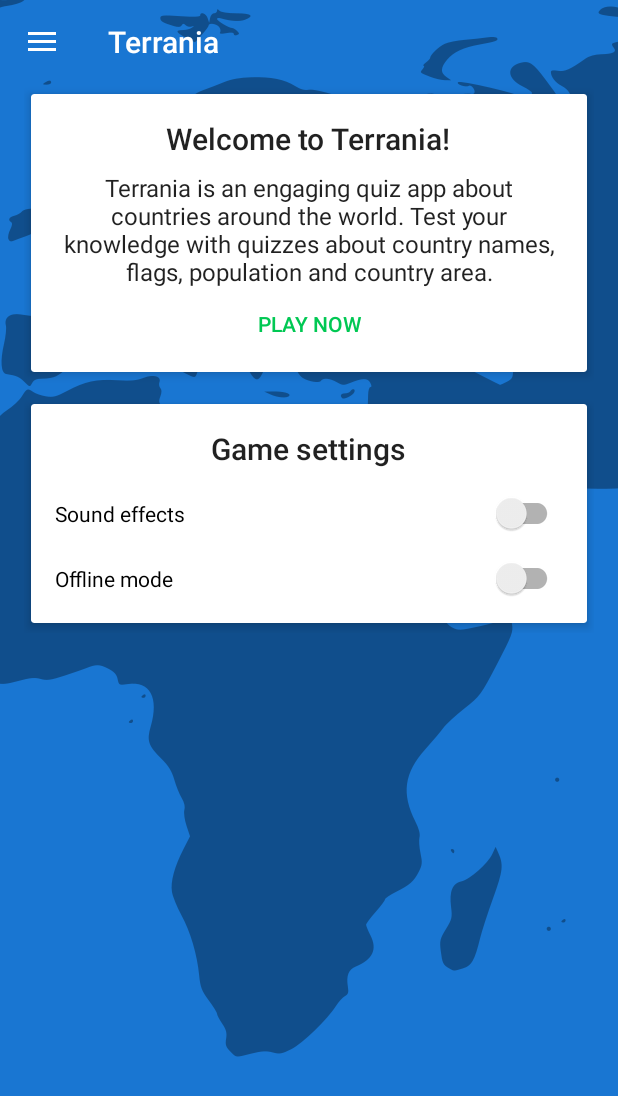
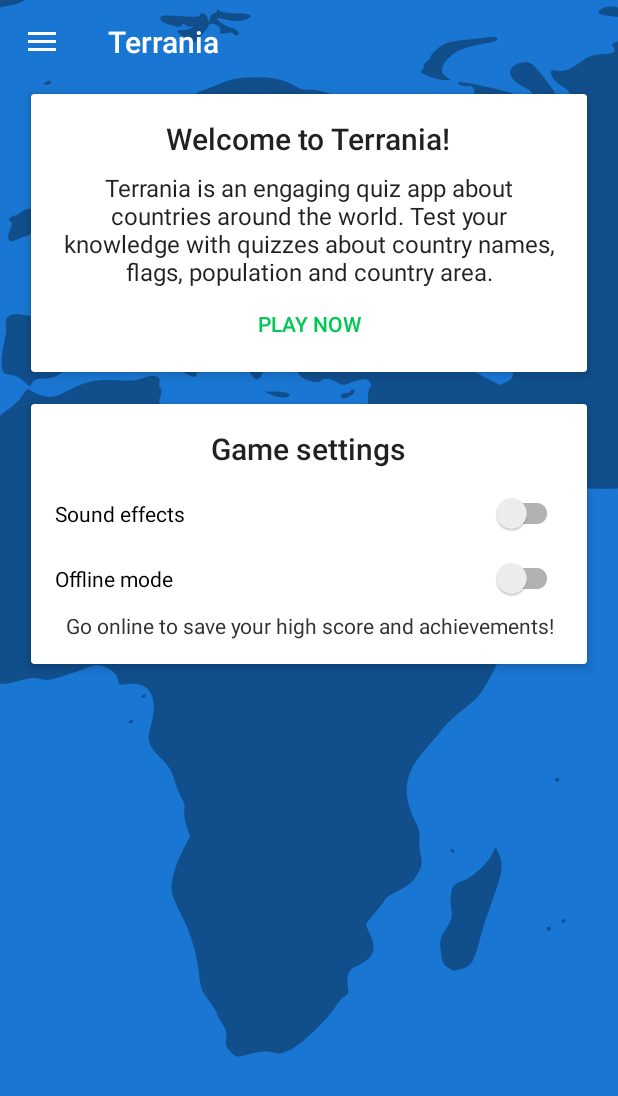
Before and after one commit to abn-volk/Terrania, an Android app: the screen it shows after launch (MainActivity), on a phone screen of 412 x 824 dp. Shown: the top 1096 px of the screen. Run offline under Robolectric (Android 15) with nearby library versions, the phone set to English and light mode, and no system bars; our stand-ins replace ButterKnife, Picasso; pictures from the network do not load; 2 statements that could not run were skipped.

Commit message:
Responsive design for Home and disable offline leaderboards/achievements

```diff
--- a/app/src/main/java/net/volangvang/terrania/play/GameActivity.java
+++ b/app/src/main/java/net/volangvang/terrania/play/GameActivity.java
@@ -5,6 +5,7 @@ import android.content.Intent;
 import android.content.SharedPreferences;
 import android.content.res.AssetFileDescriptor;
 import android.media.MediaPlayer;
+import android.os.Build;
 import android.os.Bundle;
 import android.preference.PreferenceManager;
 import android.support.annotation.NonNull;
@@ -139,13 +140,28 @@ public class GameActivity extends AppCompatActivity implements GoogleApiClient.C
     public void onWindowFocusChanged(boolean hasFocus) {
         super.onWindowFocusChanged(hasFocus);
         if (hasFocus) {
-            decorView.setSystemUiVisibility(
+            if (Build.VERSION.SDK_INT >= Build.VERSION_CODES.KITKAT) {
+                decorView.setSystemUiVisibility(
                     View.SYSTEM_UI_FLAG_LAYOUT_STABLE
                             | View.SYSTEM_UI_FLAG_LAYOUT_HIDE_NAVIGATION
                             | View.SYSTEM_UI_FLAG_LAYOUT_FULLSCREEN
                             | View.SYSTEM_UI_FLAG_HIDE_NAVIGATION
                             | View.SYSTEM_UI_FLAG_FULLSCREEN
-                            | View.SYSTEM_UI_FLAG_IMMERSIVE_STICKY);}
+                            | View.SYSTEM_UI_FLAG_IMMERSIVE_STICKY);
+            }
+            else if (Build.VERSION.SDK_INT >= Build.VERSION_CODES.JELLY_BEAN) {
+                decorView.setSystemUiVisibility(
+                    View.SYSTEM_UI_FLAG_LAYOUT_STABLE
+                            | View.SYSTEM_UI_FLAG_LAYOUT_HIDE_NAVIGATION
+                            | View.SYSTEM_UI_FLAG_LAYOUT_FULLSCREEN
+                            | View.SYSTEM_UI_FLAG_HIDE_NAVIGATION
+                            | View.SYSTEM_UI_FLAG_FULLSCREEN);
+            }
+            else {
+                decorView.setSystemUiVisibility(
+                    View.SYSTEM_UI_FLAG_HIDE_NAVIGATION);
+            }
+        }
     }
 
     public Single<Integer> answer(final int index) {
@@ -157,11 +173,11 @@ public class GameActivity extends AppCompatActivity implements GoogleApiClient.C
                     public void accept(@io.reactivex.annotations.NonNull Answer answer) throws Exception {
                         if (answer.getCorrect_answer() == index) {
                             fragment.bumpScore();
-                            if (googleApiClient != null && googleApiClient.isConnected()) {
+                            if (!isLocal && googleApiClient != null && googleApiClient.isConnected()) {
                                 Games.Achievements.increment(googleApiClient, getString(R.string.achievement_a_thousand_miles), 1);
                             }
                         } else {
-                            if (googleApiClient != null && googleApiClient.isConnected()) {
+                            if (!isLocal && googleApiClient != null && googleApiClient.isConnected()) {
                                 // Baby steps - first wrong answer
                                 Games.Achievements.unlock(googleApiClient, getString(R.string.achievement_baby_steps));
                             }
@@ -252,7 +268,7 @@ public class GameActivity extends AppCompatActivity implements GoogleApiClient.C
             if (question.getQuestion().getData() == null) {
                 // Completed
                 completed = true;
-                if (googleApiClient != null && googleApiClient.isConnected()) {
+                if (!isLocal && googleApiClient != null && googleApiClient.isConnected()) {
                     // Unlock First timer - Play the first game
                     Games.Achievements.unlock(googleApiClient, getString(R.string.achievement_first_timer));
                     if (fragment.getScore() == 195 && fragment.getMode().contains("flag")) {
@@ -263,7 +279,7 @@ public class GameActivity extends AppCompatActivity implements GoogleApiClient.C
                     Games.Achievements.increment(googleApiClient, getString(R.string.achievement_obsessed), 1);
                 }
                 int score = fragment.getScore();
-                if (googleApiClient != null && googleApiClient.isConnected()) {
+                if (!isLocal && googleApiClient != null && googleApiClient.isConnected()) {
                     int leaderboardId = -1;
                     switch (fragment.getMode()) {
                         case "country2flag":
--- /dev/null
+++ b/app/src/main/res/layout-w600dp-land/fragment_home.xml
@@ -0,0 +1,212 @@
+<?xml version="1.0" encoding="utf-8"?>
+<android.support.v4.widget.NestedScrollView
+    xmlns:android="http://schemas.android.com/apk/res/android"
+    android:layout_width="match_parent"
+    android:layout_height="match_parent"
+    xmlns:app="http://schemas.android.com/apk/res-auto"
+    xmlns:tools="http://schemas.android.com/tools"
+    tools:background="@color/colorPrimary"
+    app:layout_behavior="@string/appbar_scrolling_view_behavior">
+    <LinearLayout
+        android:layout_width="match_parent"
+        android:layout_height="wrap_content"
+        android:paddingLeft="@dimen/activity_horizontal_margin_2"
+        android:paddingRight="@dimen/activity_horizontal_margin_2"
+        android:paddingBottom="@dimen/activity_vertical_margin"
+        android:orientation="horizontal">
+        <LinearLayout
+            android:layout_width="0dp"
+            android:layout_height="match_parent"
+            android:layout_weight="1"
+            android:orientation="vertical">
+            <android.support.v7.widget.CardView
+                android:layout_width="match_parent"
+                android:layout_height="wrap_content"
+                android:layout_marginBottom="8dp"
+                app:cardElevation="4dp"
+                app:cardUseCompatPadding="true">
+                <LinearLayout
+                    android:layout_width="match_parent"
+                    android:layout_height="wrap_content"
+                    android:orientation="vertical"
+                    android:gravity="center"
+                    android:paddingTop="16dp"
+                    android:paddingBottom="8dp"
+                    android:paddingLeft="16dp"
+                    android:paddingRight="16dp">
+                    <TextView
+                        android:layout_width="wrap_content"
+                        android:layout_height="wrap_content"
+                        android:text="@string/msg_welcome_terrania"
+                        android:gravity="center"
+                        android:paddingBottom="8dp"
+                        android:textAppearance="@style/TextAppearance.AppCompat.Title"/>
+                    <TextView
+                        android:layout_width="wrap_content"
+                        android:layout_height="wrap_content"
+                        android:gravity="center"
+                        android:textAppearance="@style/TextAppearance.AppCompat.Subhead"
+                        android:text="@string/msg_welcome_details"/>
+                    <Button
+                        android:id="@+id/btn_play_now"
+                        android:layout_width="match_parent"
+                        android:layout_height="wrap_content"
+                        android:text="@string/btn_play_now"
+                        android:layout_gravity="center"
+                        style="@style/Widget.AppCompat.Button.Borderless"
+                        android:textColor="@color/colorAccent"/>
+                </LinearLayout>
+            </android.support.v7.widget.CardView>
+
+            <android.support.v7.widget.CardView
+                android:id="@+id/layout_not_signed_in"
+                android:layout_width="match_parent"
+                android:layout_height="wrap_content"
+                android:layout_marginBottom="8dp"
+                app:cardElevation="4dp"
+                app:cardUseCompatPadding="true"
+                android:visibility="gone"
+                tools:visibility="visible">
+
+                <LinearLayout
+                    android:layout_width="match_parent"
+                    android:layout_height="wrap_content"
+                    android:gravity="center"
+                    android:orientation="vertical"
+                    android:paddingBottom="16dp"
+                    android:paddingLeft="16dp"
+                    android:paddingRight="16dp"
+                    android:paddingTop="16dp">
+
+                    <TextView
+                        android:layout_width="wrap_content"
+                        android:layout_height="wrap_content"
+                        android:gravity="center"
+                        android:text="@string/msg_not_signed_in"
+                        android:textAppearance="@style/TextAppearance.AppCompat.Title" />
+
+                    <TextView
+                        android:layout_width="wrap_content"
+                        android:layout_height="wrap_content"
+                        android:gravity="center"
+                        android:text="@string/msg_sign_in_details"
+                        android:textAppearance="@style/TextAppearance.AppCompat.Subhead" />
+
+                    <com.google.android.gms.common.SignInButton
+                        android:id="@+id/btn_sign_in"
+                        android:layout_width="wrap_content"
+                        android:layout_height="wrap_content"
+                        android:layout_gravity="center"
+                        android:layout_marginTop="8dp"
+                        app:buttonSize="wide"
+                        app:colorScheme="dark" />
+                </LinearLayout>
+            </android.support.v7.widget.CardView>
+        </LinearLayout>
+        <LinearLayout
+            android:layout_width="0dp"
+            android:layout_height="match_parent"
+            android:layout_weight="1"
+            android:orientation="vertical">
+            <android.support.v7.widget.CardView
+                android:id="@+id/layout_signed_in"
+                android:layout_width="match_parent"
+                android:layout_height="wrap_content"
+                android:visibility="gone"
+                app:cardElevation="4dp"
+                app:cardUseCompatPadding="true"
+                tools:visibility="visible">
+                <LinearLayout
+                    android:layout_width="match_parent"
+                    android:layout_height="wrap_content"
+                    android:orientation="vertical"
+                    android:paddingTop="16dp"
+                    android:paddingBottom="8dp"
+                    android:paddingLeft="16dp"
+                    android:paddingRight="16dp"
+                    android:gravity="center">
+                    <TextView
+                        android:id="@+id/text_signed_in"
+                        android:layout_width="wrap_content"
+                        android:layout_height="wrap_content"
+                        android:text="@string/msg_signed_in"
+                        android:gravity="center"
+                        android:paddingBottom="8dp"
+                        android:textAppearance="@style/TextAppearance.AppCompat.Title"/>
+                    <Button
+                        android:id="@+id/btn_achievements"
+                        android:layout_width="match_parent"
+                        android:layout_height="wrap_content"
+                        android:text="@string/btn_achievements"
+                        android:layout_gravity="center"
+                        style="@style/Widget.AppCompat.Button.Borderless"
+                        android:textColor="@color/colorAccent"/>
+                    <Button
+                        android:id="@+id/btn_leaderboards"
+                        android:layout_width="match_parent"
+                        android:layout_height="wrap_content"
+                        android:text="@string/btn_leaderboards"
+                        android:layout_gravity="center"
+                        style="@style/Widget.AppCompat.Button.Borderless"
+                        android:textColor="@color/colorAccent"/>
+                    <Button
+                        android:id="@+id/btn_sign_out"
+                        android:layout_width="match_parent"
+                        android:layout_height="wrap_content"
+                        android:text="@string/btn_sign_out"
+                        android:layout_gravity="center"
+                        style="@style/Widget.AppCompat.Button.Borderless"
+                        android:textColor="@color/colorAccent"/>
+                </LinearLayout>
+            </android.support.v7.widget.CardView>
+
+            <android.support.v7.widget.CardView
+                android:id="@+id/layout_settings"
+                android:layout_width="match_parent"
+                android:layout_height="wrap_content"
+                app:cardElevation="4dp"
+                app:cardUseCompatPadding="true">
+                <LinearLayout
+                    android:layout_width="match_parent"
+                    android:layout_height="wrap_content"
+                    android:orientation="vertical"
+                    android:paddingTop="16dp"
+                    android:paddingBottom="8dp"
+                    android:paddingLeft="16dp"
+                    android:paddingRight="16dp"
+                    android:gravity="center">
+                    <TextView
+                        android:layout_width="wrap_content"
+                        android:layout_height="wrap_content"
+                        android:text="@string/msg_settings"
+                        android:gravity="center"
+                        android:paddingBottom="8dp"
+                        android:textAppearance="@style/TextAppearance.AppCompat.Title"/>
+                    <android.support.v7.widget.SwitchCompat
+                        android:id="@+id/switch_sound"
+                        android:layout_width="match_parent"
+                        android:layout_height="wrap_content"
+                        android:layout_marginTop="8dp"
+                        android:layout_marginBottom="8dp"
+                        android:text="@string/preference_sound"/>
+                    <android.support.v7.widget.SwitchCompat
+                        android:id="@+id/switch_offline"
+                        android:layout_width="match_parent"
+                        android:layout_height="wrap_content"
+                        android:layout_marginTop="8dp"
+                        android:layout_marginBottom="8dp"
+                        android:text="@string/preference_offline"/>
+                    <TextView
+                        android:layout_width="match_parent"
+                        android:layout_height="wrap_content"
+                        android:paddingBottom="8dp"
+                        android:gravity="center_horizontal"
+                        android:textAlignment="center"
+                        android:textColor="@android:color/secondary_text_light"
+                        android:textAppearance="@style/TextAppearance.AppCompat.Body1"
+                        android:text="@string/msg_offline"/>
+                </LinearLayout>
+            </android.support.v7.widget.CardView>
+        </LinearLayout>
+    </LinearLayout>
+</android.support.v4.widget.NestedScrollView>
--- a/app/src/main/res/layout/fragment_home.xml
+++ b/app/src/main/res/layout/fragment_home.xml
@@ -5,6 +5,7 @@
     android:layout_height="match_parent"
     xmlns:app="http://schemas.android.com/apk/res-auto"
     xmlns:tools="http://schemas.android.com/tools"
+    tools:background="@color/colorPrimary"
     app:layout_behavior="@string/appbar_scrolling_view_behavior">
     <LinearLayout
         android:layout_width="match_parent"
@@ -50,7 +51,6 @@
                     style="@style/Widget.AppCompat.Button.Borderless"
                     android:textColor="@color/colorAccent"/>
             </LinearLayout>
-
         </android.support.v7.widget.CardView>
 
         <android.support.v7.widget.CardView
@@ -187,6 +187,15 @@
                     android:layout_marginTop="8dp"
                     android:layout_marginBottom="8dp"
                     android:text="@string/preference_offline"/>
+                <TextView
+                    android:layout_width="match_parent"
+                    android:layout_height="wrap_content"
+                    android:paddingBottom="8dp"
+                    android:gravity="center_horizontal"
+                    android:textAlignment="center"
+                    android:textColor="@android:color/secondary_text_light"
+                    android:textAppearance="@style/TextAppearance.AppCompat.Body1"
+                    android:text="@string/msg_offline"/>
             </LinearLayout>
         </android.support.v7.widget.CardView>
     </LinearLayout>
--- a/app/src/main/res/values-w820dp/dimens.xml
+++ b/app/src/main/res/values-w820dp/dimens.xml
@@ -4,5 +4,7 @@
          would include 7" and 10" devices in landscape (~960dp and ~1280dp respectively). -->
     <dimen name="activity_horizontal_margin">64dp</dimen>
     <dimen name="card_padding">96dp</dimen>
+    <dimen name="activity_horizontal_margin_2">64dp</dimen>
+
 
 </resources>
--- a/app/src/main/res/values/dimens.xml
+++ b/app/src/main/res/values/dimens.xml
@@ -1,10 +1,9 @@
 <resources>
-    <!-- Default screen margins, per the Android Design guidelines. -->
     <dimen name="nav_header_vertical_spacing">16dp</dimen>
     <dimen name="nav_header_height">160dp</dimen>
-    <!-- Default screen margins, per the Android Design guidelines. -->
     <dimen name="activity_horizontal_margin">16dp</dimen>
     <dimen name="activity_vertical_margin">16dp</dimen>
+    <dimen name="activity_horizontal_margin_2">16dp</dimen>
     <dimen name="fab_margin">16dp</dimen>
     <dimen name="card_padding">32dp</dimen>
     <dimen name="app_bar_height">180dp</dimen>
--- a/app/src/main/res/values/strings.xml
+++ b/app/src/main/res/values/strings.xml
@@ -89,5 +89,6 @@
     <string name="msg_settings">Game settings</string>
     <string name="preference_sound">Sound effects</string>
     <string name="preference_offline">Offline mode</string>
+    <string name="msg_offline">Go online to save your high score and achievements!</string>
 
 </resources>
```
Also changed, not shown: 1 other file.
